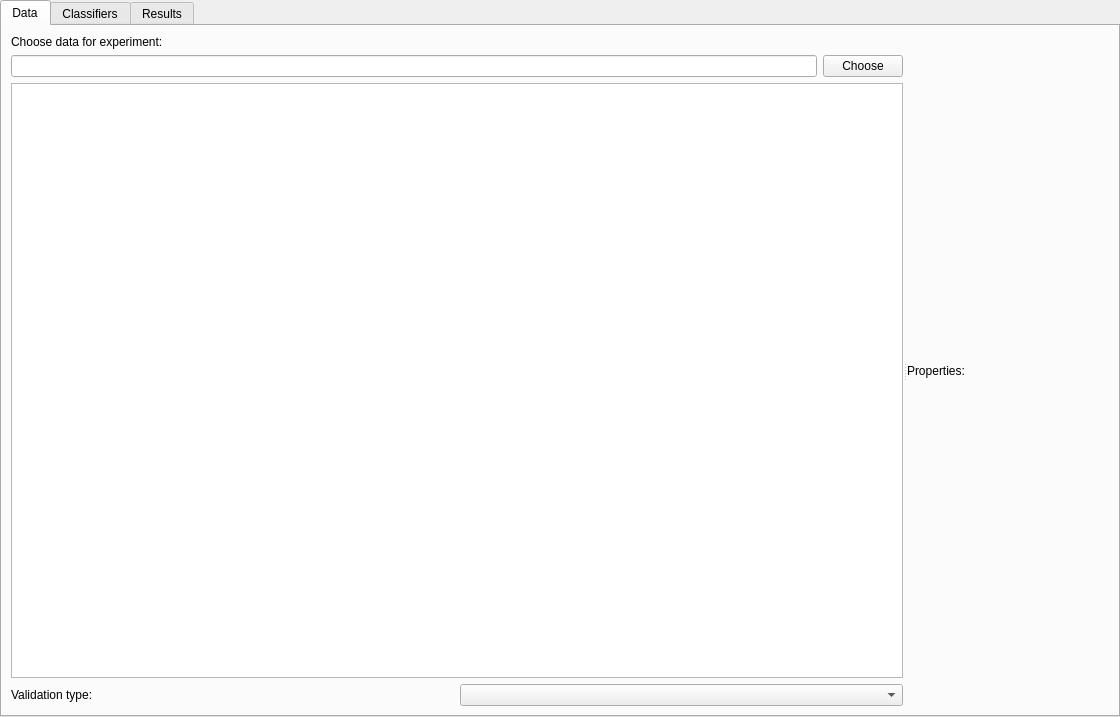
Above: classmark/ui/templates/experiment.ui from mdocekal/ClassMark before the change. Below: the same form after it.
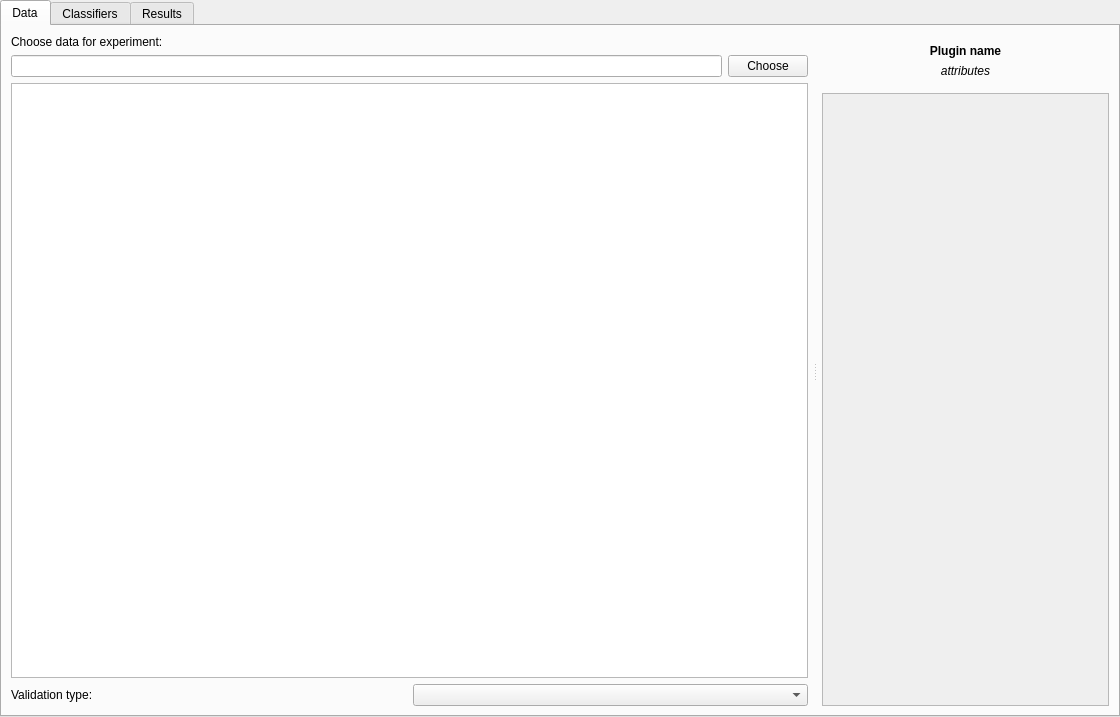
That is the form after the change. The open tabs and pages were chosen to show the change. Icons and pictures are not drawn.

Commit message: Creation of attribute widget.

The edit to the form file:
```diff
--- a/classmark/ui/templates/experiment.ui
+++ b/classmark/ui/templates/experiment.ui
@@ -52,6 +52,9 @@
          </property>
          <widget class="QWidget" name="verticalLayoutWidget">
           <layout class="QVBoxLayout" name="verticalLayout" stretch="0,0,0,0">
+           <property name="rightMargin">
+            <number>5</number>
+           </property>
            <item>
             <widget class="QLabel" name="label_2">
              <property name="text">
@@ -128,12 +131,98 @@
           </layout>
          </widget>
          <widget class="QWidget" name="verticalLayoutWidget_2">
-          <layout class="QVBoxLayout" name="verticalLayout_2" stretch="0">
+          <layout class="QVBoxLayout" name="verticalLayout_2" stretch="0,0">
+           <property name="leftMargin">
+            <number>5</number>
+           </property>
            <item>
-            <widget class="QLabel" name="label">
-             <property name="text">
-              <string>Properties:</string>
+            <widget class="QWidget" name="dataPluginAttributesHeader" native="true">
+             <layout class="QVBoxLayout" name="dataPropertiesHeader">
+              <item>
+               <widget class="QLabel" name="dataPluginNameShownAttributes">
+                <property name="font">
+                 <font>
+                  <weight>75</weight>
+                  <bold>true</bold>
+                 </font>
+                </property>
+                <property name="text">
+                 <string>Plugin name</string>
+                </property>
+                <property name="scaledContents">
+                 <bool>false</bool>
+                </property>
+                <property name="alignment">
+                 <set>Qt::AlignCenter</set>
+                </property>
+                <property name="wordWrap">
+                 <bool>true</bool>
+                </property>
+               </widget>
+              </item>
+              <item>
+               <widget class="QLabel" name="label">
+                <property name="font">
+                 <font>
+                  <weight>50</weight>
+                  <italic>true</italic>
+                  <bold>false</bold>
+                  <underline>false</underline>
+                 </font>
+                </property>
+                <property name="text">
+                 <string>attributes</string>
+                </property>
+                <property name="alignment">
+                 <set>Qt::AlignCenter</set>
+                </property>
+               </widget>
+              </item>
+             </layout>
+            </widget>
+           </item>
+           <item>
+            <widget class="QScrollArea" name="scrollArea_2">
+             <property name="font">
+              <font>
+               <italic>false</italic>
+              </font>
              </property>
+             <property name="styleSheet">
+              <string notr="true">QScrollArea {background-color:transparent;}
+QScrollArea &gt; QWidget &gt; QWidget { background: transparent; }
+QScrollArea &gt; QWidget &gt; QScrollBar { background: palette(base); }</string>
+             </property>
+             <property name="widgetResizable">
+              <bool>true</bool>
+             </property>
+             <widget class="QWidget" name="dataPluginAttributesWidget">
+              <property name="geometry">
+               <rect>
+                <x>0</x>
+                <y>0</y>
+                <width>258</width>
+                <height>608</height>
+               </rect>
+              </property>
+              <layout class="QGridLayout" name="gridLayout_6">
+               <property name="leftMargin">
+                <number>0</number>
+               </property>
+               <property name="topMargin">
+                <number>0</number>
+               </property>
+               <property name="rightMargin">
+                <number>0</number>
+               </property>
+               <property name="bottomMargin">
+                <number>0</number>
+               </property>
+               <item row="0" column="0">
+                <layout class="QGridLayout" name="dataPluginAttributesContent"/>
+               </item>
+              </layout>
+             </widget>
             </widget>
            </item>
           </layout>
```
Left out of the diff: 91 changed lines with no effect on the pictures. The commit also changes 9 other files.
